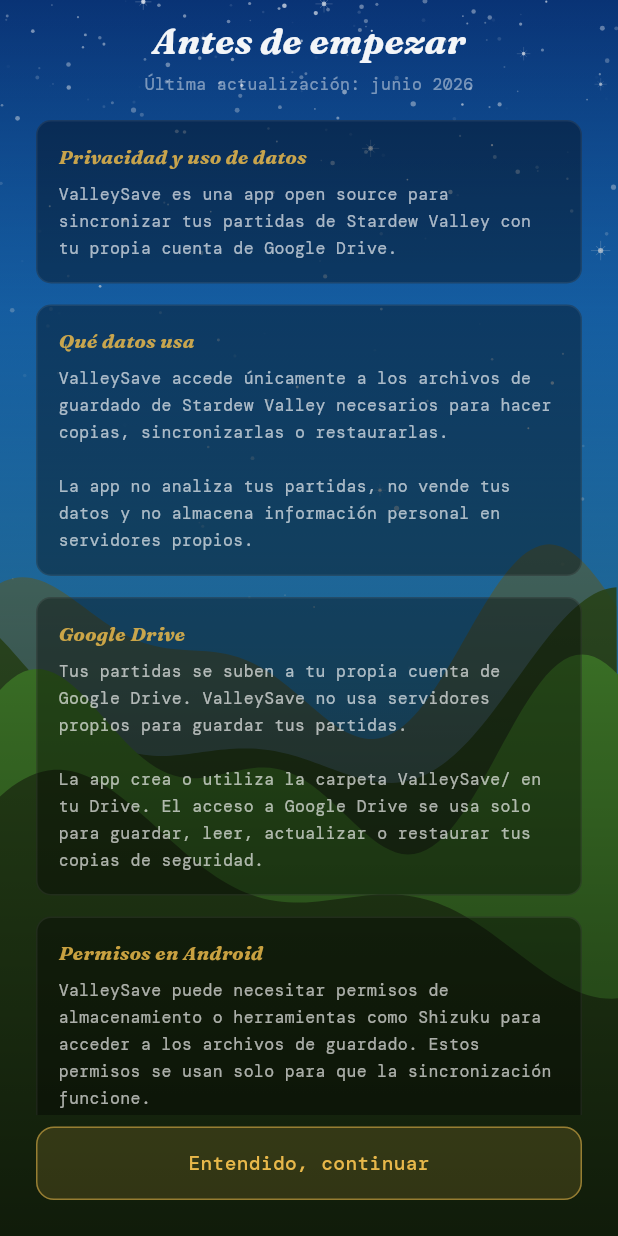
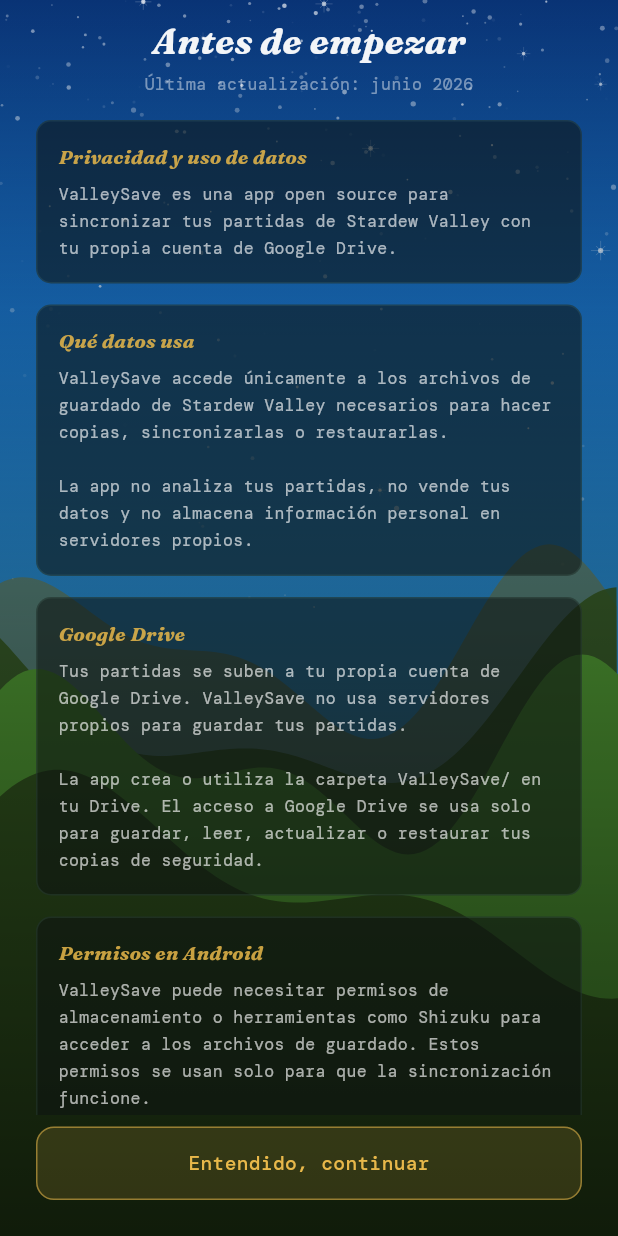
Before and after one commit to hirieo/valleysave-app, a Flutter app: the screen it shows after launch, on a phone screen of 412 x 824 dp. Run offline on Flutter 3.47's test engine with Material 3 defaults, Android fonts, the phone set to English and light mode, and no system bars; our stand-ins replace flutter_dotenv, flutter_secure_storage, flutter_svg, geolocator, google_fonts, google_sign_in and 2 more; missing offline and left inert: android_intent_plus, extension_google_sign_in_as_googleapis_auth, googleapis, shizuku_api.

Commit message:
feat: privacy sections seasonal tint + higher opacity
Normal sections: black 0.55 + season accent 0.06 tint + accent border 0.12.
Highlight (Responsabilidad): black 0.55 + red border 0.50 (unchanged).

Co-Authored-By: Claude Sonnet 4.6 <noreply@anthropic.com>

```diff
--- a/lib/features/onboarding/privacy_screen.dart
+++ b/lib/features/onboarding/privacy_screen.dart
@@ -116,39 +116,14 @@ class PrivacyScreen extends StatelessWidget {
                           child: Column(
                             crossAxisAlignment: CrossAxisAlignment.start,
                             children: [
-                              _section(
-                                'Privacidad y uso de datos',
-                                'ValleySave es una app open source para sincronizar tus partidas de Stardew Valley con tu propia cuenta de Google Drive.',
-                              ),
-                              _section(
-                                'Qué datos usa',
-                                'ValleySave accede únicamente a los archivos de guardado de Stardew Valley necesarios para hacer copias, sincronizarlas o restaurarlas.\n\nLa app no analiza tus partidas, no vende tus datos y no almacena información personal en servidores propios.',
-                              ),
-                              _section(
-                                'Google Drive',
-                                'Tus partidas se suben a tu propia cuenta de Google Drive. ValleySave no usa servidores propios para guardar tus partidas.\n\nLa app crea o utiliza la carpeta ValleySave/ en tu Drive. El acceso a Google Drive se usa solo para guardar, leer, actualizar o restaurar tus copias de seguridad.',
-                              ),
-                              _section(
-                                'Permisos en Android',
-                                'ValleySave puede necesitar permisos de almacenamiento o herramientas como Shizuku para acceder a los archivos de guardado. Estos permisos se usan solo para que la sincronización funcione.',
-                              ),
-                              _section(
-                                'Anuncios',
-                                'ValleySave puede mostrar anuncios mediante Google AdMob. AdMob puede usar el identificador de publicidad de tu dispositivo (GAID) para personalizar anuncios según la política de privacidad de Google (policies.google.com/privacy).\n\nPuedes desactivar la personalización de anuncios en Ajustes > Google > Anuncios.',
-                              ),
-                              _section(
-                                'Responsabilidad',
-                                'Tus archivos de guardado son responsabilidad tuya.\n\nAunque ValleySave intenta sincronizar de forma segura, no puede garantizar que no haya pérdidas o corrupciones en situaciones imprevistas. Por ejemplo, sincronizar desde dos dispositivos sin orden puede hacer que una partida sobrescriba a otra.\n\nRevisa siempre qué versión estás descargando antes de sobrescribir una partida local.',
-                                highlight: true,
-                              ),
-                              _section(
-                                'Eliminar datos',
-                                'Puedes borrar tus copias sincronizadas eliminando manualmente la carpeta ValleySave/ de Google Drive.\n\nTambién puedes borrar los datos locales desde los ajustes de Android o desinstalar la app.',
-                              ),
-                              _section(
-                                'Código abierto y contacto',
-                                'ValleySave es un proyecto de código abierto bajo licencia Polyform Noncommercial. Puedes ver el código, estudiar cómo funciona y contribuir — pero no usarlo con fines comerciales.\n\ngithub.com/hirieo/valleysave-app',
-                              ),
+                              _section('Privacidad y uso de datos', 'ValleySave es una app open source para sincronizar tus partidas de Stardew Valley con tu propia cuenta de Google Drive.', accent: SeasonData.data[season]!.accentColor),
+                              _section('Qué datos usa', 'ValleySave accede únicamente a los archivos de guardado de Stardew Valley necesarios para hacer copias, sincronizarlas o restaurarlas.\n\nLa app no analiza tus partidas, no vende tus datos y no almacena información personal en servidores propios.', accent: SeasonData.data[season]!.accentColor),
+                              _section('Google Drive', 'Tus partidas se suben a tu propia cuenta de Google Drive. ValleySave no usa servidores propios para guardar tus partidas.\n\nLa app crea o utiliza la carpeta ValleySave/ en tu Drive. El acceso a Google Drive se usa solo para guardar, leer, actualizar o restaurar tus copias de seguridad.', accent: SeasonData.data[season]!.accentColor),
+                              _section('Permisos en Android', 'ValleySave puede necesitar permisos de almacenamiento o herramientas como Shizuku para acceder a los archivos de guardado. Estos permisos se usan solo para que la sincronización funcione.', accent: SeasonData.data[season]!.accentColor),
+                              _section('Anuncios', 'ValleySave puede mostrar anuncios mediante Google AdMob. AdMob puede usar el identificador de publicidad de tu dispositivo (GAID) para personalizar anuncios según la política de privacidad de Google (policies.google.com/privacy).\n\nPuedes desactivar la personalización de anuncios en Ajustes > Google > Anuncios.', accent: SeasonData.data[season]!.accentColor),
+                              _section('Responsabilidad', 'Tus archivos de guardado son responsabilidad tuya.\n\nAunque ValleySave intenta sincronizar de forma segura, no puede garantizar que no haya pérdidas o corrupciones en situaciones imprevistas. Por ejemplo, sincronizar desde dos dispositivos sin orden puede hacer que una partida sobrescriba a otra.\n\nRevisa siempre qué versión estás descargando antes de sobrescribir una partida local.', highlight: true, accent: SeasonData.data[season]!.accentColor),
+                              _section('Eliminar datos', 'Puedes borrar tus copias sincronizadas eliminando manualmente la carpeta ValleySave/ de Google Drive.\n\nTambién puedes borrar los datos locales desde los ajustes de Android o desinstalar la app.', accent: SeasonData.data[season]!.accentColor),
+                              _section('Código abierto y contacto', 'ValleySave es un proyecto de código abierto bajo licencia Polyform Noncommercial. Puedes ver el código, estudiar cómo funciona y contribuir — pero no usarlo con fines comerciales.\n\ngithub.com/hirieo/valleysave-app', accent: SeasonData.data[season]!.accentColor),
                               const SizedBox(height: 8),
                             ],
                           ),
@@ -197,18 +172,20 @@ class PrivacyScreen extends StatelessWidget {
     );
   }
 
-  Widget _section(String title, String body, {bool highlight = false}) {
+  Widget _section(String title, String body, {bool highlight = false, Color accent = Colors.white}) {
     return Padding(
       padding: const EdgeInsets.only(bottom: 14),
       child: Container(
         padding: const EdgeInsets.all(14),
         decoration: BoxDecoration(
-          color: Colors.black.withValues(alpha: highlight ? 0.55 : 0.38),
+          color: highlight
+              ? Colors.black.withValues(alpha: 0.55)
+              : Color.alphaBlend(accent.withValues(alpha: 0.06), Colors.black.withValues(alpha: 0.55)),
           borderRadius: BorderRadius.circular(10),
           border: Border.all(
             color: highlight
                 ? const Color(0xFFE05252).withValues(alpha: 0.50)
-                : Colors.white.withValues(alpha: 0.07),
+                : accent.withValues(alpha: 0.12),
           ),
         ),
         child: Column(
```
